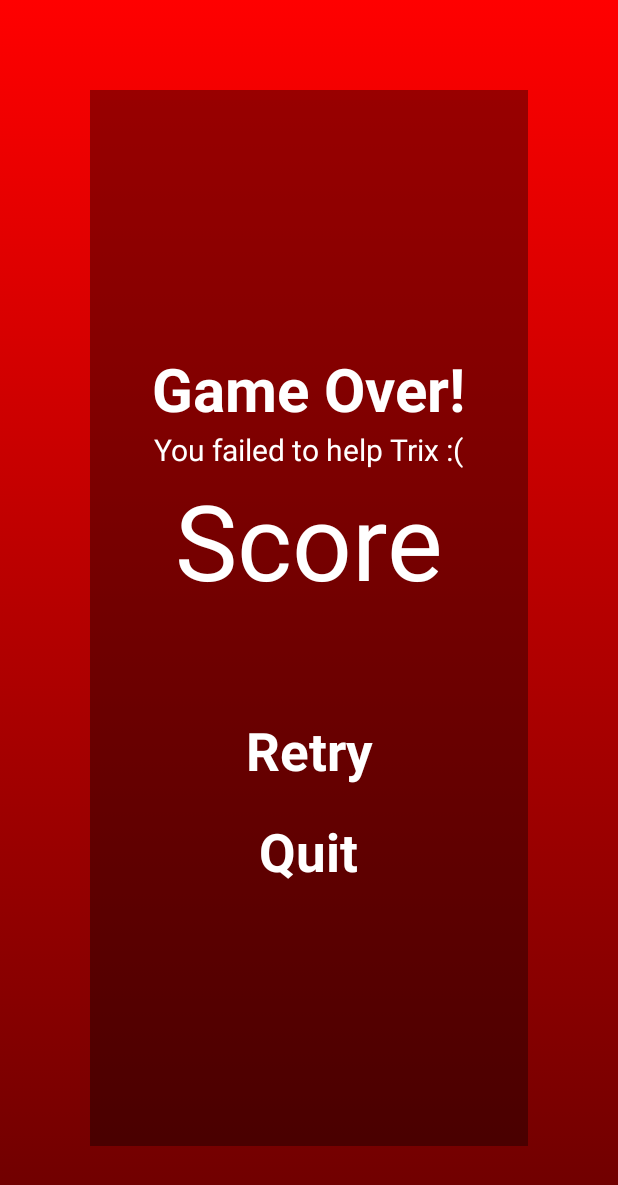
After one commit to thegavyn/MOBAPDE_RESISTANCETD, an Android app: the GameOverActivity screen opened directly, with no data from a screen before it, on a phone screen of 412 x 824 dp. The commit adds this screen. Shown: the top 1185 px of the screen. Run offline under Robolectric (Android 15) with nearby library versions, the phone set to English and light mode, and no system bars.

Commit message:
Added GameOverActivity xml and other stuff

```diff
--- a/app/src/main/AndroidManifest.xml
+++ b/app/src/main/AndroidManifest.xml
@@ -9,22 +9,19 @@
         android:roundIcon="@drawable/game_logo_icon"
         android:supportsRtl="true"
         android:theme="@style/NoActionBar">
-
         <activity
             android:name=".MainActivity"
             android:screenOrientation="sensorPortrait">
             <intent-filter>
-				<action android:name="android.intent.action.MAIN"/>
+                <action android:name="android.intent.action.MAIN" />
 
-				<category android:name="android.intent.category.LAUNCHER"/>
+                <category android:name="android.intent.category.LAUNCHER" />
             </intent-filter>
         </activity>
-
         <activity
             android:name=".TrixVideoActivity"
-			android:screenOrientation="sensorLandscape">
-		</activity>
-
+            android:screenOrientation="sensorLandscape"></activity>
+        <activity android:name=".GameOverActivity"></activity>
     </application>
 
 </manifest>
--- /dev/null
+++ b/app/src/main/java/edu/dlsu/mobapde/resistancetd/GameOverActivity.java
@@ -0,0 +1,13 @@
+package edu.dlsu.mobapde.resistancetd;
+
+import android.support.v7.app.AppCompatActivity;
+import android.os.Bundle;
+
+public class GameOverActivity extends AppCompatActivity {
+
+    @Override
+    protected void onCreate(Bundle savedInstanceState) {
+        super.onCreate(savedInstanceState);
+        setContentView(R.layout.activity_game_over);
+    }
+}
--- /dev/null
+++ b/app/src/main/res/drawable/game_over_background.xml
@@ -0,0 +1,13 @@
+<?xml version="1.0" encoding="utf-8"?>
+<selector xmlns:android="http://schemas.android.com/apk/res/android">
+    <item>
+        <shape>
+            <gradient
+                android:angle="-90"
+                android:startColor="@color/gameoverBgStart"
+                android:endColor="@color/gameoverBgEnd"
+                android:type="linear"
+                />
+        </shape>
+    </item>
+</selector>
--- /dev/null
+++ b/app/src/main/res/layout/activity_game_over.xml
@@ -0,0 +1,80 @@
+<?xml version="1.0" encoding="utf-8"?>
+<LinearLayout android:layout_height="match_parent"
+    android:layout_width="match_parent"
+    xmlns:tools="http://schemas.android.com/tools"
+    tools:context="edu.dlsu.mobapde.resistancetd.GameOverActivity"
+    android:background="@drawable/game_over_background"
+    xmlns:android="http://schemas.android.com/apk/res/android"
+    android:orientation="vertical"
+    android:paddingLeft="20dp"
+    android:paddingRight="20dp"
+    android:paddingBottom="20dp"
+    android:paddingTop="20dp">
+
+    <LinearLayout
+        android:layout_height="match_parent"
+        android:layout_width="match_parent"
+        android:layout_margin="40dp"
+        android:background="#60000000"
+        android:orientation="vertical"
+        android:gravity="center">
+
+    <TextView
+        android:layout_width="wrap_content"
+        android:layout_height="wrap_content"
+        android:text="@string/game_over"
+        android:textSize="40sp"
+        android:textStyle="bold"
+        android:textColor="@color/white"
+        android:layout_gravity="center"
+        android:textAlignment="center"
+        android:layout_marginLeft="8dp"
+        android:layout_marginRight="8dp"/>
+
+    <TextView
+        android:layout_width="wrap_content"
+        android:layout_height="wrap_content"
+        android:text="@string/failed_message"
+        android:textSize="20sp"
+        android:textColor="@color/white"
+        android:layout_gravity="center" />
+
+    <TextView
+        android:layout_height="wrap_content"
+        android:layout_width="match_parent"
+        android:text="Score"
+        android:textSize="70dp"
+        android:textColor="@color/white"
+        android:layout_gravity="center"
+        android:layout_marginBottom="70dp"
+        android:textAlignment="center"
+        android:id="@+id/tv_score"/>
+
+        <TextView
+            android:id="@+id/tv_retry"
+            android:layout_width="wrap_content"
+            android:layout_height="wrap_content"
+            android:text="@string/retry"
+            android:textSize="35sp"
+            android:textStyle="bold"
+            android:textColor="@color/white"
+            android:layout_gravity="center"
+            android:textAlignment="center"
+            android:layout_marginBottom="20dp"
+            />
+
+        <TextView
+            android:id="@+id/tv_quite"
+            android:layout_width="wrap_content"
+            android:layout_height="wrap_content"
+            android:text="@string/quit"
+            android:textSize="35sp"
+            android:textStyle="bold"
+            android:textColor="@color/white"
+            android:layout_gravity="center"
+            android:textAlignment="center"
+            />
+
+    </LinearLayout>
+
+</LinearLayout>
--- a/app/src/main/res/values/colors.xml
+++ b/app/src/main/res/values/colors.xml
@@ -5,6 +5,8 @@
     <color name="colorAccent">#FF4081</color>
     <color name="mainBgStart">#8C00FF</color>
     <color name="mainBgEnd">#3C006D</color>
+    <color name="gameoverBgStart">#ff0000</color>
+    <color name="gameoverBgEnd">#6b0000</color>
     <color name="mainTitleColor">#ce0b4c</color>
     <color name="loadingProgressBar">#15b0b6</color>
     <color name="white">#FFF</color>
--- a/app/src/main/res/values/strings.xml
+++ b/app/src/main/res/values/strings.xml
@@ -1,6 +1,10 @@
 <resources>
-	<string name="app_name">Resistance\nTD</string>
-	<string name="single_player">Single Player</string>
-	<string name="multiplayer">Multiplayer</string>
-	<string name="loading">Loading</string>
+    <string name="app_name">Resistance\nTD</string>
+    <string name="single_player">Single Player</string>
+    <string name="multiplayer">Multiplayer</string>
+    <string name="loading">Loading</string>
+    <string name="failed_message">You failed to help Trix :(</string>
+    <string name="game_over">Game Over!</string>
+    <string name="retry">Retry</string>
+    <string name="quit">Quit</string>
 </resources>
```
Lines whose indentation alone changed are shown as unchanged.
